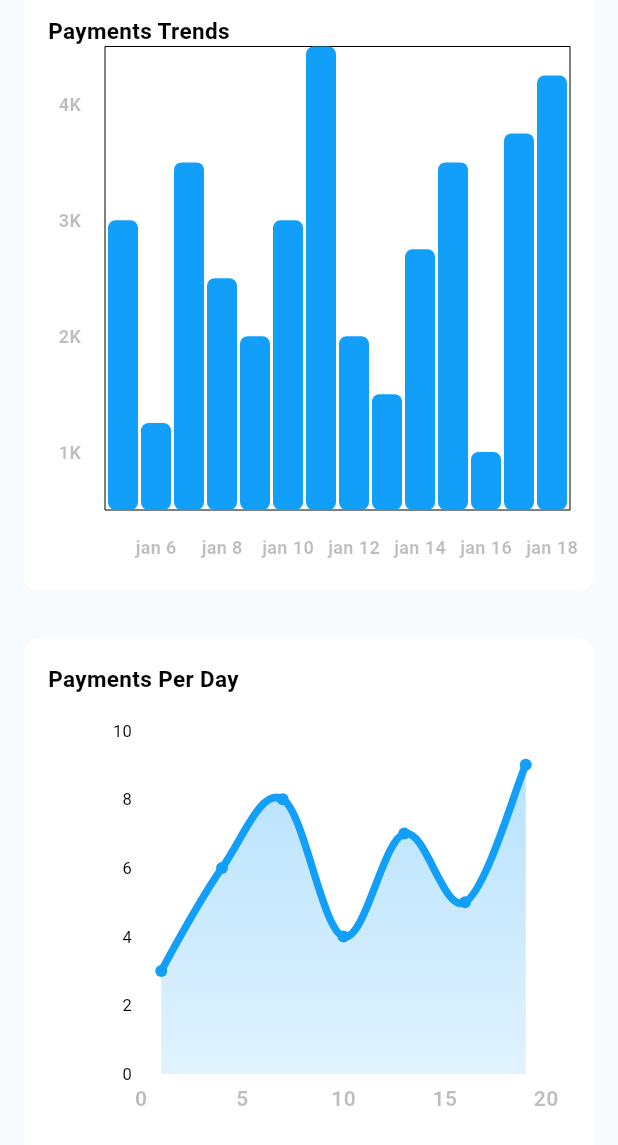
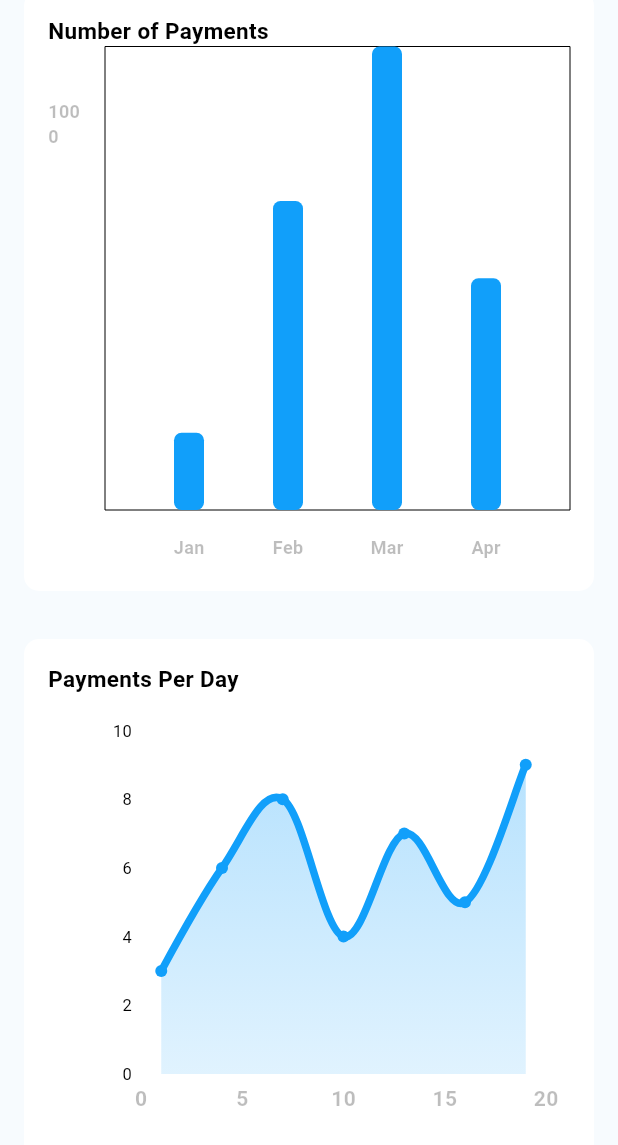
Before and after one commit to StuStay/Flutter, a Flutter app: the screen it shows after launch, scrolled down 309 dp, on a phone screen of 412 x 824 dp. Shown: the top 1145 px of the screen. Run offline on Flutter 3.47's test engine with Material 3 defaults, Android fonts, the phone set to English and light mode, and no system bars; drawn by our look-alikes of fl_chart; our stand-ins replace flutter_svg.

Commit message:
Add files via upload

```diff
--- a/lib/screens/components/bar_chart_users.dart
+++ b/lib/screens/components/bar_chart_users.dart
@@ -2,12 +2,13 @@ import 'package:fl_chart/fl_chart.dart';
 import 'package:flutter/material.dart';
 import 'package:responsive_admin_dashboard/constants/constants.dart';
 
-class BarChartUsers extends StatelessWidget {
-  const BarChartUsers({Key? key}) : super(key: key);
+class BarChartPayments extends StatelessWidget {
+  const BarChartPayments({Key? key}) : super(key: key);
 
   @override
   Widget build(BuildContext context) {
-    return BarChart(BarChartData(
+    return BarChart(
+      BarChartData(
         borderData: FlBorderData(border: Border.all(width: 0)),
         groupsSpace: 15,
         titlesData: FlTitlesData(
@@ -21,24 +22,20 @@ class BarChartUsers extends StatelessWidget {
             ),
             margin: appPadding,
             getTitles: (double value) {
-                  if (value == 2) {
-                    return 'jan 6';
-                  } if (value == 4) {
-                    return 'jan 8';
-                  }if (value == 6) {
-                    return 'jan 10';
-                  } if (value == 8) {
-                    return 'jan 12';
-                  }if (value == 10) {
-                    return 'jan 14';
-                  }if (value == 12) {
-                    return 'jan 16';
-                  }if (value == 14) {
-                    return 'jan 18';
-                  }else {
+              switch (value.toInt()) {
+                case 1:
+                  return 'Jan';
+                case 2:
+                  return 'Feb';
+                case 3:
+                  return 'Mar';
+                case 4:
+                  return 'Apr';
+                default:
                   return '';
               }
-                }),
+            },
+          ),
           leftTitles: SideTitles(
             showTitles: true,
             getTextStyles: (value) => const TextStyle(
@@ -48,132 +45,66 @@ class BarChartUsers extends StatelessWidget {
             ),
             margin: appPadding,
             getTitles: (double value) {
-                if (value == 2) {
-                  return '1K';
-                } if (value == 6) {
-                  return '2K';
-                } if (value == 10) {
-                  return '3K';
-                }if (value == 14) {
-                  return '4K';
-                }else {
+              switch (value.toInt()) {
+                case 500:
+                  return '500';
+                case 1000:
+                  return '1000';
+                case 1500:
+                  return '1500';
+                default:
                   return '';
               }
-              })
+            },
+          ),
         ),
         barGroups: [
-          BarChartGroupData(x: 1, barRods: [
+          BarChartGroupData(
+            x: 1,
+            barRods: [
               BarChartRodData(
-              y: 10,
+                y: 200,
                 width: 20,
                 colors: [primaryColor],
-              borderRadius: BorderRadius.circular(5)
-            )
-          ]),
-          BarChartGroupData(x: 2, barRods: [
+                borderRadius: BorderRadius.circular(5),
+              ),
+            ],
+          ),
+          BarChartGroupData(
+            x: 2,
+            barRods: [
               BarChartRodData(
-                y: 3,
+                y: 800,
                 width: 20,
                 colors: [primaryColor],
-                borderRadius: BorderRadius.circular(5)
-            )
-          ]),
-          BarChartGroupData(x: 3, barRods: [
+                borderRadius: BorderRadius.circular(5),
+              ),
+            ],
+          ),
+          BarChartGroupData(
+            x: 3,
+            barRods: [
               BarChartRodData(
-                y: 12,
+                y: 1200,
                 width: 20,
                 colors: [primaryColor],
-                borderRadius: BorderRadius.circular(5)
-            )
-          ]),
-          BarChartGroupData(x: 4, barRods: [
+                borderRadius: BorderRadius.circular(5),
+              ),
+            ],
+          ),
+          BarChartGroupData(
+            x: 4,
+            barRods: [
               BarChartRodData(
-                y: 8,
+                y: 600,
                 width: 20,
                 colors: [primaryColor],
-                borderRadius: BorderRadius.circular(5)
-            )
-          ]),
-          BarChartGroupData(x: 5, barRods: [
-            BarChartRodData(
-                y: 6,
-                width: 20,
-                colors: [primaryColor],
-                borderRadius: BorderRadius.circular(5)
-            )
-          ]),
-          BarChartGroupData(x: 6, barRods: [
-            BarChartRodData(
-                y: 10,
-                width: 20,
-                colors: [primaryColor],
-                borderRadius: BorderRadius.circular(5)
-            )
-          ]),
-          BarChartGroupData(x: 7, barRods: [
-            BarChartRodData(
-                y: 16,
-                width: 20,
-                colors: [primaryColor],
-                borderRadius: BorderRadius.circular(5)
-            )
-          ]),
-          BarChartGroupData(x: 8, barRods: [
-            BarChartRodData(
-                y: 6,
-                width: 20,
-                colors: [primaryColor],
-                borderRadius: BorderRadius.circular(5)
-            )
-          ]),
-          BarChartGroupData(x: 9, barRods: [
-            BarChartRodData(
-                y: 4,
-                width: 20,
-                colors: [primaryColor],
-                borderRadius: BorderRadius.circular(5)
-            )
-          ]),
-          BarChartGroupData(x: 10, barRods: [
-            BarChartRodData(
-                y: 9,
-                width: 20,
-                colors: [primaryColor],
-                borderRadius: BorderRadius.circular(5)
-            )
-          ]),
-          BarChartGroupData(x: 11, barRods: [
-            BarChartRodData(
-                y: 12,
-                width: 20,
-                colors: [primaryColor],
-                borderRadius: BorderRadius.circular(5)
-            )
-          ]),
-          BarChartGroupData(x: 12, barRods: [
-            BarChartRodData(
-                y: 2,
-                width: 20,
-                colors: [primaryColor],
-                borderRadius: BorderRadius.circular(5)
-            )
-          ]),
-          BarChartGroupData(x: 13, barRods: [
-            BarChartRodData(
-                y: 13,
-                width: 20,
-                colors: [primaryColor],
-                borderRadius: BorderRadius.circular(5)
-            )
-          ]),
-          BarChartGroupData(x: 14, barRods: [
-            BarChartRodData(
-                y: 15,
-                width: 20,
-                colors: [primaryColor],
-                borderRadius: BorderRadius.circular(5)
-            )
-          ]),
-        ]));
+                borderRadius: BorderRadius.circular(5),
+              ),
+            ],
+          ),
+        ],
+      ),
+    );
   }
 }
--- a/lib/screens/components/profile_info.dart
+++ b/lib/screens/components/profile_info.dart
@@ -26,7 +26,7 @@ class ProfileInfo extends StatelessWidget {
                   width: 10,
                   decoration: BoxDecoration(
                     shape: BoxShape.circle,
-                    color: red,
+                    color: Colors.cyan,
                   ),
                 ),
               )
@@ -42,18 +42,13 @@ class ProfileInfo extends StatelessWidget {
           child: Row(
             children: [
               ClipRRect(
-                child: Image.asset(
-                  'assets/images/photo3.jpg',
-                  height: 38,
-                  width: 38,
-                  fit: BoxFit.cover,
-                ),
+
                 borderRadius: BorderRadius.circular(30),
               ),
               if(!Responsive.isMobile(context))
               Padding(
                 padding: const EdgeInsets.symmetric(horizontal: appPadding / 2),
-                child: Text('Hii, Arinalis',style: TextStyle(
+                child: Text('Hii, Admin',style: TextStyle(
                   color: textColor,
                   fontWeight: FontWeight.w800,
                 ),),
--- a/lib/screens/components/users.dart
+++ b/lib/screens/components/users.dart
@@ -20,7 +20,7 @@ class Users extends StatelessWidget {
         crossAxisAlignment: CrossAxisAlignment.start,
         children: [
           Text(
-            "Payments Trends",
+            "Number of Payments ",
             style: TextStyle(
               fontWeight: FontWeight.w700,
               fontSize: 15,
@@ -28,7 +28,7 @@ class Users extends StatelessWidget {
             ),
           ),
           Expanded(
-            child: BarChartUsers(),
+            child: BarChartPayments(), // Use BarChartPayments widget here
           )
         ],
       ),
```
Lines whose indentation alone changed are shown as unchanged.
